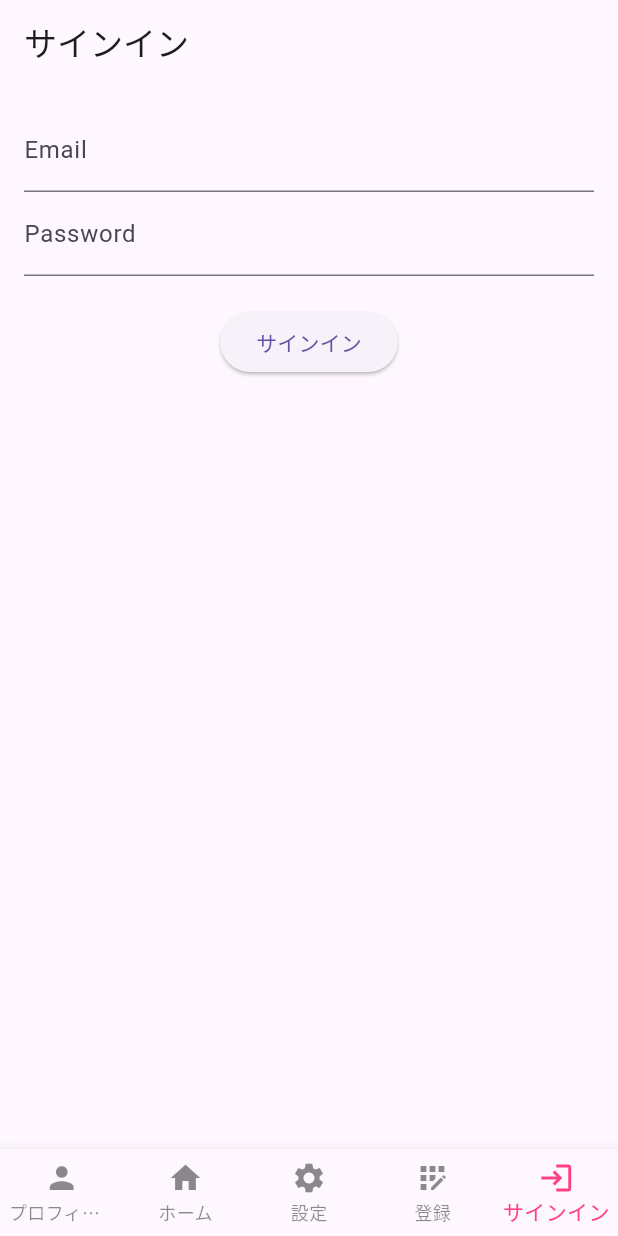
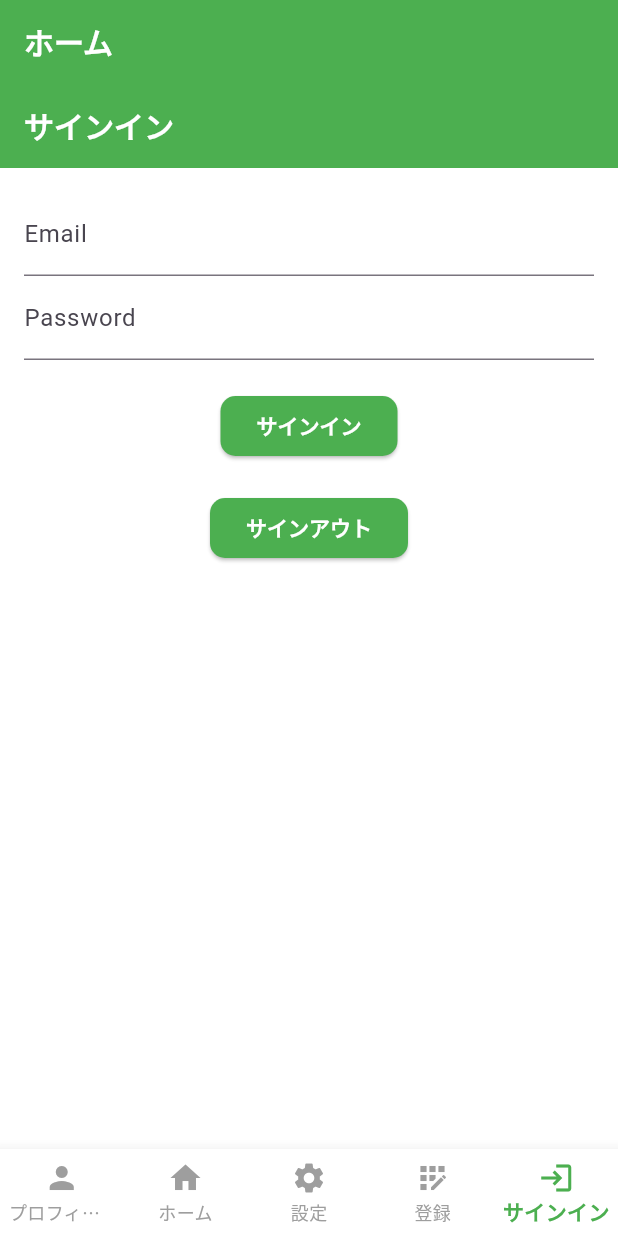
Before and after one commit to repllca/spajam, a Flutter app: the screen it shows once a user with an empty profile is signed in, item 5 of the bottom bar chosen, on a phone screen of 412 x 824 dp. Run offline on Flutter 3.47's test engine with Material 3 defaults, Android fonts, the phone set to English and light mode, and no system bars; our stand-ins replace cloud_firestore, firebase_auth, firebase_core; accounts and stored records are empty; network calls fail.

Commit message:
add signout

```diff
--- a/spado/lib/main.dart
+++ b/spado/lib/main.dart
@@ -24,7 +24,43 @@ class MyApp extends StatelessWidget {
     return MaterialApp(
       title: 'Flutterの練習',
       theme: ThemeData(
-        primaryColor: Colors.green,
+        primarySwatch: Colors.green,
+        scaffoldBackgroundColor: Colors.white,
+        textTheme: TextTheme(
+          bodyLarge: TextStyle(color: Colors.black87),
+          bodyMedium: TextStyle(color: Colors.black54),
+        ),
+        appBarTheme: AppBarTheme(
+          backgroundColor: Colors.green,
+          elevation: 0,
+          iconTheme: IconThemeData(color: Colors.white),
+          titleTextStyle: TextStyle(
+            color: Colors.white,
+            fontSize: 20,
+            fontWeight: FontWeight.bold,
+          ),
+        ),
+        bottomNavigationBarTheme: BottomNavigationBarThemeData(
+          backgroundColor: Colors.white,
+          selectedItemColor: Colors.green,
+          unselectedItemColor: Colors.grey,
+          selectedLabelStyle: TextStyle(fontWeight: FontWeight.bold),
+          unselectedLabelStyle: TextStyle(fontWeight: FontWeight.normal),
+        ),
+        buttonTheme: ButtonThemeData(
+          buttonColor: Colors.green,
+          textTheme: ButtonTextTheme.primary,
+        ),
+        elevatedButtonTheme: ElevatedButtonThemeData(
+          style: ElevatedButton.styleFrom(
+            backgroundColor: Colors.green, // primary -> backgroundColor
+            foregroundColor: Colors.white, // onPrimary -> foregroundColor
+            textStyle: TextStyle(fontWeight: FontWeight.bold),
+            shape: RoundedRectangleBorder(
+              borderRadius: BorderRadius.circular(10),
+            ),
+          ),
+        ),
       ),
       home: AuthCheck(),
     );
@@ -37,16 +73,12 @@ class AuthCheck extends StatelessWidget {
     return StreamBuilder<User?>(
       stream: FirebaseAuth.instance.authStateChanges(),
       builder: (context, snapshot) {
-        // ユーザーがログインしているか確認
         if (snapshot.connectionState == ConnectionState.waiting) {
-          // ローディング中の表示
-          return CircularProgressIndicator();
+          return Center(child: CircularProgressIndicator());
         } else if (snapshot.hasData) {
-          // ログイン済みの場合
-          return HomePage(); // ログイン済みの場合は通常のホーム画面に遷移
+          return HomePage();
         } else {
-          // 未ログインの場合
-          return RegisterPage(); // 未ログインの場合は登録ページに遷移
+          return RegisterPage();
         }
       },
     );
@@ -69,7 +101,13 @@ class HomePage extends StatelessWidget {
       child: Consumer<BottomNavigationModel>(
         builder: (context, model, child) {
           return Scaffold(
-            body: _pageList[model.currentIndex],
+            appBar: AppBar(
+              title: Text('ホーム'),
+            ),
+            body: AnimatedSwitcher(
+              duration: Duration(milliseconds: 300),
+              child: _pageList[model.currentIndex],
+            ),
             bottomNavigationBar: BottomNavigationBar(
               type: BottomNavigationBarType.fixed,
               items: const <BottomNavigationBarItem>[
@@ -98,8 +136,6 @@ class HomePage extends StatelessWidget {
               onTap: (index) {
                 model.currentIndex = index;
               },
-              selectedItemColor: Colors.pinkAccent,
-              unselectedItemColor: Colors.black45,
             ),
           );
         },
--- a/spado/lib/routes/home.dart
+++ b/spado/lib/routes/home.dart
@@ -41,6 +41,7 @@ class _HomeState extends State<Home> {
           );
           if (newListText != null) {
             setState(() {
+              toDoList.add(newListText);
               final db = FirestoreService();
               final test = db.getTasksByUsername("tanaka");
               print(test);
--- a/spado/lib/routes/sign_in.dart
+++ b/spado/lib/routes/sign_in.dart
@@ -25,6 +25,16 @@ class _SignInPageState extends State<SignInPage> {
     }
   }
 
+  Future<void> _signOut() async {
+    try {
+      await _auth.signOut();
+      print("サインアウト成功");
+      // サインアウト後の処理を追加
+    } catch (e) {
+      print("サインアウトエラー: $e");
+    }
+  }
+
   @override
   Widget build(BuildContext context) {
     return Scaffold(
@@ -49,6 +59,11 @@ class _SignInPageState extends State<SignInPage> {
               onPressed: _signIn,
               child: Text('サインイン'),
             ),
+            SizedBox(height: 20),
+            ElevatedButton(
+              onPressed: _signOut,
+              child: Text('サインアウト'),
+            ),
           ],
         ),
       ),
```
